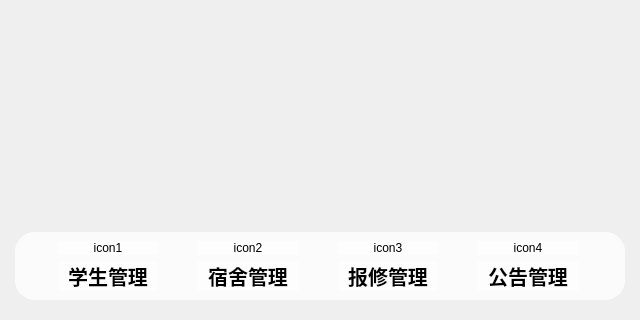
The window that ui/widget.ui (JGSU-SoftwareEngineering/UtilityManagementSystem) describes before a commit, drawn with Qt 5; both pictures show x 0 to 640 and y 163 to 483 of the 640 by 483 pixel window.
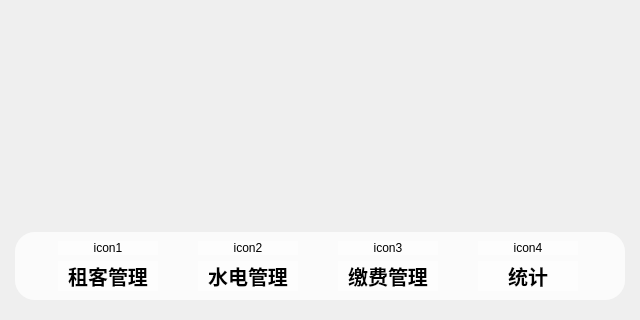
The same window after the commit. Icons and pictures are not drawn. Custom widgets are drawn as their Qt base class.

Commit message: 宿舍改为水电

The edit to the form file:
```diff
--- a/ui/widget.ui
+++ b/ui/widget.ui
@@ -432,7 +432,7 @@
                 </font>
                </property>
                <property name="text">
-                <string>学生管理</string>
+                <string>租客管理</string>
                </property>
                <property name="alignment">
                 <set>Qt::AlignCenter</set>
@@ -455,7 +455,7 @@
                 </font>
                </property>
                <property name="text">
-                <string>宿舍管理</string>
+                <string>水电管理</string>
                </property>
                <property name="alignment">
                 <set>Qt::AlignCenter</set>
@@ -478,7 +478,7 @@
                 </font>
                </property>
                <property name="text">
-                <string>报修管理</string>
+                <string>缴费管理</string>
                </property>
                <property name="alignment">
                 <set>Qt::AlignCenter</set>
@@ -501,7 +501,7 @@
                 </font>
                </property>
                <property name="text">
-                <string>公告管理</string>
+                <string>统计</string>
                </property>
                <property name="alignment">
                 <set>Qt::AlignCenter</set>
```
Left out of the diff: 24 changed lines with no effect on the pictures. The commit also changes 7 other files.
